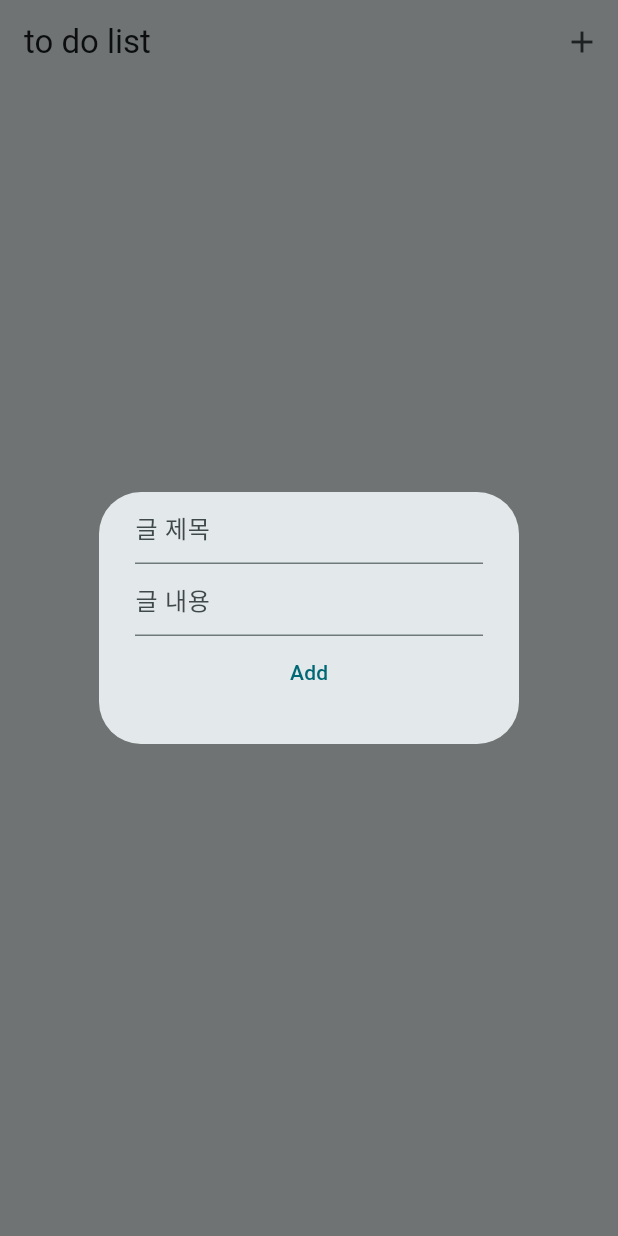
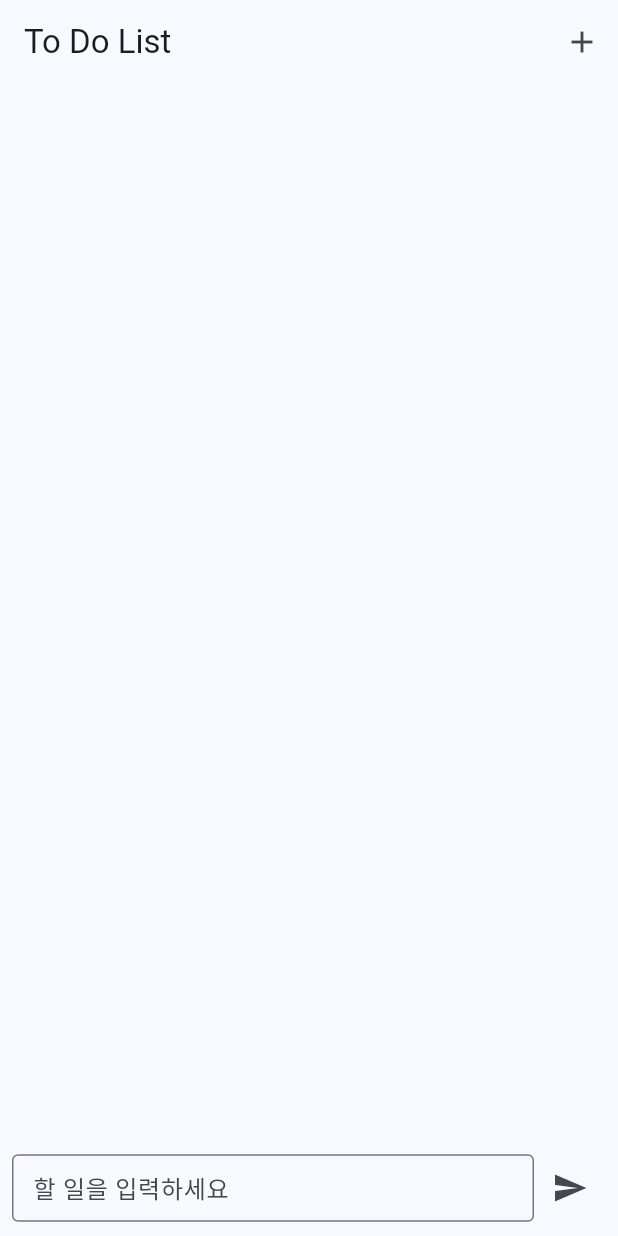
Before and after one commit to blissyou/todolistapp, a Flutter app: the screen it shows after launch, after a tap on the "add" icon, on a phone screen of 412 x 824 dp. Run offline on Flutter 3.47's test engine with Material 3 defaults, Android fonts, the phone set to English and light mode, and no system bars.

Commit message:
스와이프 삭제 기능 , 입력 인터페이스 변경 , 체크박스 위치 변경

```diff
--- a/lib/main.dart
+++ b/lib/main.dart
@@ -1,129 +1,6 @@
 import 'package:flutter/material.dart';
+import 'package:todolist/todo/todo.dart';
 
 void main() {
   runApp(const MyApp());
 }
-
-class MyApp extends StatelessWidget {
-  const MyApp({super.key});
-  @override
-  Widget build(BuildContext context) {
-    return MaterialApp(
-      debugShowCheckedModeBanner: false,
-      title: 'Flutter Demo',
-      theme: ThemeData(
-        colorScheme: ColorScheme.fromSeed(seedColor: Colors.white),
-        useMaterial3: true,
-      ),
-      home: todolist(),
-    );
-  }
-}
-
-class Todo {
-  final String title;
-  final String description;
-  Todo({required this.title, required this.description});
-}
-
-class todolist extends StatefulWidget {
-  @override
-  State<todolist> createState() => _todolistState();
-}
-
-class _todolistState extends State<todolist> {
-  bool _isChecked = false;
-  String title = "";
-  String decription = "";
-  List<Todo> todos = [];
-  @override
-  Widget build(BuildContext context) {
-    return Scaffold(
-        appBar: AppBar(title: Text('to do list'), actions: [
-          IconButton(
-            icon: Icon(Icons.add),
-            onPressed: () {
-              showDialog(
-                  context: context,
-                  builder: (_) {
-                    return AlertDialog(
-                      actions: [
-                        TextField(
-                            onChanged: (value) {
-                              setState(() {
-                                title = value;
-                              });
-                            },
-                            decoration: InputDecoration(hintText: "글 제목")),
-                        TextField(
-                            onChanged: (value) {
-                              setState(() {
-                                decription = value;
-                              });
-                            },
-                            decoration: InputDecoration(hintText: "글 내용")),
-                        Center(
-                            child: TextButton(
-                                child: Text("Add"),
-                                onPressed: () {
-                                  Navigator.of(context).pop();
-                                  setState(() {
-                                    todos.add(Todo(
-                                        title: title, description: decription));
-                                  });
-                                }))
-                      ],
-                    );
-                  });
-            },
-          )
-        ]),
-        body: ListView.builder(
-          itemBuilder: (_, index) {
-            return InkWell(
-                child: ListTile(
-              trailing: Checkbox(
-                value: _isChecked,
-                onChanged: (bool? value) {
-                  setState(() {
-                    _isChecked = value ?? false;
-                  });
-                },
-              ),
-              title: Text(todos[index].title),
-              subtitle: Text(todos[index].description),
-              onTap: () {
-                showDialog(
-                    context: context,
-                    builder: (_) {
-                      return AlertDialog(
-                        actions: [
-                          Center(
-                            child: Text(todos[index].title),
-                          ),
-                          Row(
-                            children: [
-                              Expanded(
-                                child: Text(todos[index].description),
-                              ),
-                              IconButton(
-                                icon: Icon(Icons.delete),
-                                onPressed: () {
-                                  Navigator.of(context).pop();
-                                  setState(() {
-                                    todos.removeAt(index);
-                                  });
-                                },
-                              ),
-                            ],
-                          )
-                        ],
-                      );
-                    });
-              },
-            ));
-          },
-          itemCount: todos.length,
-        ));
-  }
-}
--- /dev/null
+++ b/lib/todo/todo.dart
@@ -0,0 +1,159 @@
+import 'package:flutter/material.dart';
+import 'package:intl/intl.dart';
+
+class MyApp extends StatelessWidget {
+  const MyApp({super.key});
+  @override
+  Widget build(BuildContext context) {
+    return MaterialApp(
+      debugShowCheckedModeBanner: false,
+      title: 'To Do List',
+      theme: ThemeData(
+        colorScheme: ColorScheme.fromSeed(seedColor: Colors.blue),
+        useMaterial3: true,
+      ),
+      home: TodoList(),
+    );
+  }
+}
+
+class Todo {
+  final String title;
+  final String createdAt;
+  bool isChecked;
+
+  Todo({
+    required this.title,
+    this.isChecked = false,
+  }) : createdAt = DateFormat('yyyy-MM-dd HH:mm').format(DateTime.now());
+}
+
+class TodoList extends StatefulWidget {
+  @override
+  State<TodoList> createState() => _TodoListState();
+}
+
+class _TodoListState extends State<TodoList> {
+  List<Todo> todos = [];
+  final TextEditingController _controller = TextEditingController();
+  bool _isAdding = false;
+
+  void _toggleAddTodo() {
+    setState(() {
+      _isAdding = !_isAdding;
+    });
+  }
+
+  void _addNewTodo() {
+    if (_controller.text.isNotEmpty) {
+      setState(() {
+        todos.add(Todo(title: _controller.text));
+        _controller.clear();
+        _isAdding = false; // 입력 후 입력창 닫기
+      });
+    }
+  }
+
+  void _showTopSnackBar(String message) {
+    ScaffoldMessenger.of(context).showSnackBar(
+      SnackBar(
+        content: Text(message),
+        behavior: SnackBarBehavior.floating,
+        margin: EdgeInsets.only(top: 10, left: 10, right: 10),
+        duration: Duration(seconds: 2),
+      ),
+    );
+  }
+
+  @override
+  Widget build(BuildContext context) {
+    return Scaffold(
+      appBar: AppBar(
+        title: Text('To Do List'),
+        actions: [
+          IconButton(
+            icon: Icon(Icons.add),
+            onPressed: _toggleAddTodo,
+          ),
+        ],
+      ),
+      body: Column(
+        children: [
+          Expanded(
+            child: ListView.builder(
+              itemCount: todos.length,
+              itemBuilder: (_, index) {
+                final todo = todos[index];
+                return Dismissible(
+                  key: UniqueKey(),
+                  direction: DismissDirection.endToStart,
+                  background: Container(
+                    alignment: Alignment.centerRight,
+                    padding: EdgeInsets.symmetric(horizontal: 20),
+                    color: Colors.red,
+                    child: Icon(Icons.delete, color: Colors.white),
+                  ),
+                  onDismissed: (direction) {
+                    setState(() {
+                      todos.removeAt(index);
+                    });
+                    _showTopSnackBar("삭제되었습니다");
+                  },
+                  child: ListTile(
+                    leading: Checkbox(
+                      value: todo.isChecked,
+                      onChanged: (bool? value) {
+                        setState(() {
+                          todo.isChecked = value ?? false;
+                        });
+                      },
+                    ),
+                    title: Text(
+                      todo.title,
+                      style: TextStyle(
+                        fontWeight: FontWeight.w500,
+                        decoration: todo.isChecked
+                            ? TextDecoration.lineThrough
+                            : TextDecoration.none,
+                        color: todo.isChecked ? Colors.grey : Colors.black,
+                      ),
+                    ),
+                    subtitle: Text(
+                      todo.createdAt,
+                      style: TextStyle(fontSize: 12, color: Colors.grey),
+                    ),
+                  ),
+                );
+              },
+            ),
+          ),
+          if (_isAdding)
+            Padding(
+              padding: const EdgeInsets.all(8.0),
+              child: Row(
+                children: [
+                  Expanded(
+                    child: TextField(
+                      controller: _controller,
+                      decoration: InputDecoration(
+                        hintText: '할 일을 입력하세요',
+                        contentPadding:
+                            EdgeInsets.symmetric(vertical: 10, horizontal: 10),
+                        border: OutlineInputBorder(),
+                        isDense: true, // 입력 필드를 더 compact하게 함
+                      ),
+                      onSubmitted: (_) => _addNewTodo(),
+                    ),
+                  ),
+                  IconButton(
+                    icon: Icon(Icons.send),
+                    onPressed: _addNewTodo,
+                  ),
+                ],
+              ),
+            ),
+        ],
+      ),
+    );
+  }
+}
--- a/pubspec.yaml
+++ b/pubspec.yaml
@@ -35,6 +35,7 @@ dependencies:
   # The following adds the Cupertino Icons font to your application.
   # Use with the CupertinoIcons class for iOS style icons.
   cupertino_icons: ^1.0.6
+  intl: ^0.19.0
 
 dev_dependencies:
   flutter_test:
```
Also changed, not shown: pubspec.lock.
